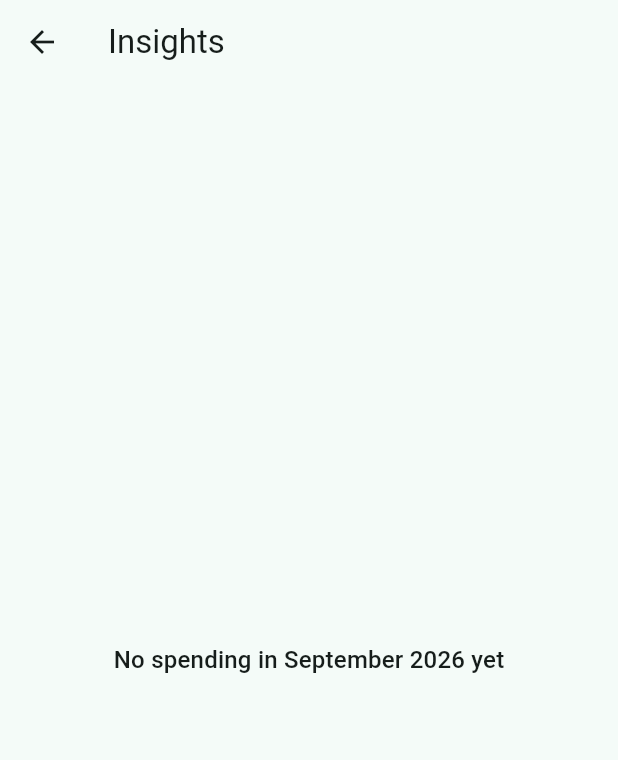
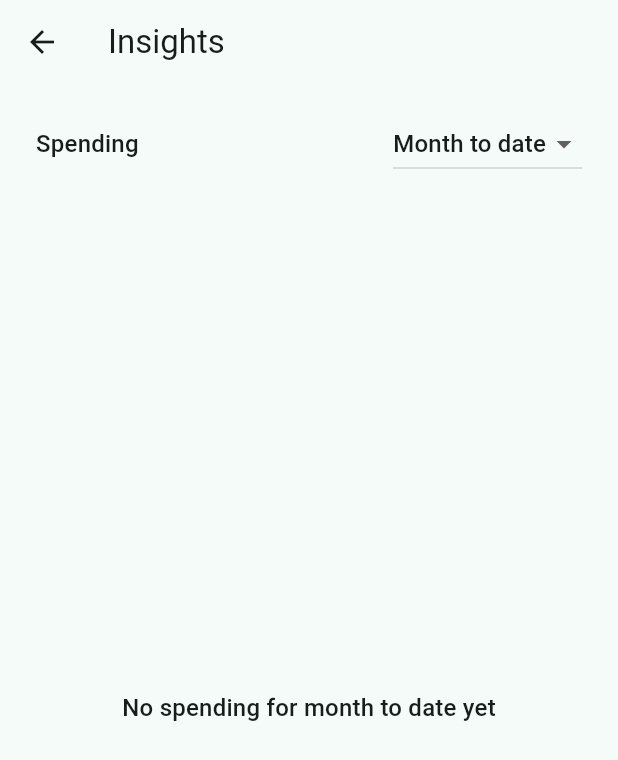
Before and after one commit to LouisBenjamin/EXP-SHARE, a Flutter app: the InsightsScreen screen opened directly with empty values, on a phone screen of 412 x 824 dp. Shown: the top 760 px of the screen. Run offline on Flutter 3.47's test engine with Material 3 defaults, Android fonts, the phone set to English and light mode, and no system bars; our stand-ins replace csv, decimal, file_picker, flutter_riverpod, go_router, image_picker and 2 more; accounts and stored records are empty.

Commit message:
Add a range dropdown to Insights (Last week / MTD / YTD) (#18)
The Insights screen was hard-wired to the current calendar month. Add a
dropdown to switch the category breakdown between the past 7 days,
month-to-date, and year-to-date, defaulting to month-to-date.

- New InsightsRange enum owns the label + DST-safe date-window math
- InsightsRepository.monthlyByCategory -> byCategory(from, toExclusive)
- insightsProvider is now keyed by (groupId, range) so each range caches
  independently
- InsightsScreen becomes stateful, shows the selected range's date span,
  and updates its empty-state copy per range


Claude-Session: https://claude.ai/code/session_01EzXWJsUFffSSJAKGaRqUT4

Co-authored-by: Claude Sonnet 5 <noreply@anthropic.com>

```diff
--- /dev/null
+++ b/lib/features/insights/logic/insights_range.dart
@@ -0,0 +1,27 @@
+/// A selectable time window for the Insights breakdown.
+///
+/// Boundaries are local-midnight dates computed with calendar arithmetic
+/// (`DateTime(y, m, d ± n)`), never `Duration` — see the DST note in
+/// `core/dates.dart`. `from` is inclusive, `toExclusive` is the start of the
+/// day after "today", so a `>= from` / `< toExclusive` filter covers today.
+typedef DateWindow = ({DateTime from, DateTime toExclusive});
+
+enum InsightsRange {
+  lastWeek('Last week'),
+  monthToDate('Month to date'),
+  yearToDate('Year to date');
+
+  const InsightsRange(this.label);
+
+  final String label;
+
+  DateWindow window(DateTime now) {
+    final toExclusive = DateTime(now.year, now.month, now.day + 1);
+    final from = switch (this) {
+      InsightsRange.lastWeek => DateTime(now.year, now.month, now.day - 6),
+      InsightsRange.monthToDate => DateTime(now.year, now.month, 1),
+      InsightsRange.yearToDate => DateTime(now.year, 1, 1),
+    };
+    return (from: from, toExclusive: toExclusive);
+  }
+}
--- a/lib/features/insights/providers/insights_provider.dart
+++ b/lib/features/insights/providers/insights_provider.dart
@@ -1,9 +1,17 @@
 import 'package:tally/features/insights/data/insights_repository.dart';
+import 'package:tally/features/insights/logic/insights_range.dart';
 import 'package:flutter_riverpod/flutter_riverpod.dart';
 
-// Current-month spend per category for a group.
+typedef InsightsArgs = ({String groupId, InsightsRange range});
+
+// Spend per category for a group over the selected [InsightsRange]. Keyed by
+// (groupId, range) so each range stays cached independently.
 final insightsProvider =
-    FutureProvider.family<List<CategorySpend>, String>((ref, groupId) {
-  return InsightsRepository()
-      .monthlyByCategory(groupId: groupId, month: DateTime.now());
+    FutureProvider.family<List<CategorySpend>, InsightsArgs>((ref, args) {
+  final w = args.range.window(DateTime.now());
+  return InsightsRepository().byCategory(
+    groupId: args.groupId,
+    from: w.from,
+    toExclusive: w.toExclusive,
+  );
 });
--- a/lib/features/insights/ui/insights_screen.dart
+++ b/lib/features/insights/ui/insights_screen.dart
@@ -1,41 +1,89 @@
 import 'package:decimal/decimal.dart';
+import 'package:tally/core/dates.dart';
 import 'package:tally/core/icons.dart';
 import 'package:tally/core/money.dart';
 import 'package:tally/core/widgets/page_body.dart';
 import 'package:tally/features/insights/data/insights_repository.dart';
+import 'package:tally/features/insights/logic/insights_range.dart';
 import 'package:tally/features/insights/providers/insights_provider.dart';
 import 'package:flutter/material.dart';
 import 'package:flutter_riverpod/flutter_riverpod.dart';
-import 'package:intl/intl.dart';
-class InsightsScreen extends ConsumerWidget {
+
+class InsightsScreen extends ConsumerStatefulWidget {
   const InsightsScreen({super.key, required this.groupId});
   final String groupId;
 
   @override
-  Widget build(BuildContext context, WidgetRef ref) {
+  ConsumerState<InsightsScreen> createState() => _InsightsScreenState();
+}
+
+class _InsightsScreenState extends ConsumerState<InsightsScreen> {
+  InsightsRange _range = InsightsRange.monthToDate;
+
+  @override
+  Widget build(BuildContext context) {
     final theme = Theme.of(context);
-    final spendAsync = ref.watch(insightsProvider(groupId));
-    final monthLabel = DateFormat('MMMM yyyy').format(DateTime.now());
+    final spendAsync =
+        ref.watch(insightsProvider((groupId: widget.groupId, range: _range)));
+
+    final now = DateTime.now();
+    final window = _range.window(now);
+    final lastDay = DateTime(now.year, now.month, now.day);
+    final spanLabel = '${formatDay(window.from)} – ${formatDayYear(lastDay)}';
 
     return Scaffold(
       appBar: AppBar(title: const Text('Insights')),
-      body: PageBody(
+      body: Column(
+        children: [
+          Padding(
+            padding: const EdgeInsets.fromLTRB(24, 16, 24, 0),
+            child: Row(
+              children: [
+                Expanded(
+                  child: Text('Spending', style: theme.textTheme.titleMedium),
+                ),
+                DropdownButton<InsightsRange>(
+                  value: _range,
+                  onChanged: (r) {
+                    if (r != null) setState(() => _range = r);
+                  },
+                  items: [
+                    for (final r in InsightsRange.values)
+                      DropdownMenuItem(value: r, child: Text(r.label)),
+                  ],
+                ),
+              ],
+            ),
+          ),
+          Expanded(
+            child: PageBody(
               child: spendAsync.when(
-          loading: () => const Center(child: CircularProgressIndicator()),
+                loading: () =>
+                    const Center(child: CircularProgressIndicator()),
                 error: (e, _) => Center(child: Text('Error: $e')),
                 data: (spend) {
                   if (spend.isEmpty) {
                     return Center(
-                child: Text('No spending in $monthLabel yet',
-                    style: theme.textTheme.titleMedium),
+                      child: Text(
+                        'No spending for ${_range.label.toLowerCase()} yet',
+                        style: theme.textTheme.titleMedium,
+                      ),
                     );
                   }
-            final total = spend.fold(Decimal.zero, (s, c) => s + c.total);
+                  final total =
+                      spend.fold(Decimal.zero, (s, c) => s + c.total);
                   return ListView(
                     padding: const EdgeInsets.all(24),
                     children: [
-                Text(monthLabel, style: theme.textTheme.titleSmall),
-                const SizedBox(height: 4),
+                      Text(_range.label, style: theme.textTheme.titleSmall),
+                      const SizedBox(height: 2),
+                      Text(
+                        spanLabel,
+                        style: theme.textTheme.bodySmall?.copyWith(
+                          color: theme.colorScheme.onSurfaceVariant,
+                        ),
+                      ),
+                      const SizedBox(height: 8),
                       Text(
                         formatCurrency(total),
                         style: theme.textTheme.headlineMedium?.copyWith(
@@ -49,6 +97,9 @@ class InsightsScreen extends ConsumerWidget {
                   );
                 },
               ),
+            ),
+          ),
+        ],
       ),
     );
   }
```
Also changed, not shown: lib/features/insights/data/insights_repository.dart (+7 -8 lines), 2 other files. Lines whose indentation alone changed are shown as unchanged.
